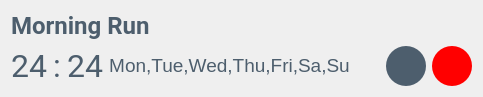
The window that ebreszto-alkalmazas/ui_files/alarm_widget.ui (friskodomi/ebreszto-alkalmazas-UIUX) describes before a commit, drawn with Qt 5.
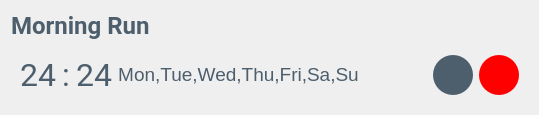
The same window after the commit. Icons and pictures are not drawn.

```diff
--- a/ebreszto-alkalmazas/ui_files/alarm_widget.ui
+++ b/ebreszto-alkalmazas/ui_files/alarm_widget.ui
@@ -6,89 +6,93 @@
    <rect>
     <x>0</x>
     <y>0</y>
-    <width>483</width>
-    <height>89</height>
+    <width>539</width>
+    <height>111</height>
    </rect>
   </property>
   <property name="windowTitle">
    <string>Form</string>
   </property>
   <layout class="QGridLayout" name="gridLayout">
-   <item row="1" column="4">
+   <item row="1" column="5">
+    <widget class="QWidget" name="widget" native="true">
+     <layout class="QHBoxLayout" name="horizontalLayout">
+      <item>
+       <widget class="QLabel" name="hour_label">
+        <property name="font">
+         <font>
+          <family>Roboto</family>
+          <pointsize>24</pointsize>
+         </font>
+        </property>
+        <property name="styleSheet">
+         <string notr="true">background-color: transparent;
+color: #4d5e6d;</string>
+        </property>
+        <property name="text">
+         <string>&lt;html&gt;&lt;head/&gt;&lt;body&gt;&lt;p align=&quot;center&quot;&gt;&lt;span style=&quot; font-size:24pt; color:#4d5e6d;&quot;&gt;24&lt;/span&gt;&lt;/p&gt;&lt;/body&gt;&lt;/html&gt;</string>
+        </property>
+       </widget>
+      </item>
+      <item>
+       <widget class="QLabel" name="hour_minute_separator">
+        <property name="font">
+         <font>
+          <family>Roboto</family>
+          <pointsize>24</pointsize>
+         </font>
+        </property>
+        <property name="styleSheet">
+         <string notr="true">background-color: transparent;
+color: #4d5e6d;</string>
+        </property>
+        <property name="text">
+         <string>&lt;html&gt;&lt;head/&gt;&lt;body&gt;&lt;p align=&quot;center&quot;&gt;&lt;span style=&quot; font-size:24pt; color:#4d5e6d;&quot;&gt;:&lt;/span&gt;&lt;/p&gt;&lt;/body&gt;&lt;/html&gt;</string>
+        </property>
+       </widget>
+      </item>
+      <item>
+       <widget class="QLabel" name="minute_label">
+        <property name="font">
+         <font>
+          <family>Roboto</family>
+          <pointsize>24</pointsize>
+         </font>
+        </property>
+        <property name="styleSheet">
+         <string notr="true">background-color: transparent;
+color: #4d5e6d;</string>
+        </property>
+        <property name="text">
+         <string>&lt;html&gt;&lt;head/&gt;&lt;body&gt;&lt;p align=&quot;center&quot;&gt;&lt;span style=&quot; font-size:24pt; color:#4d5e6d;&quot;&gt;24&lt;/span&gt;&lt;/p&gt;&lt;/body&gt;&lt;/html&gt;</string>
+        </property>
+       </widget>
+      </item>
+      <item>
+       <widget class="QLabel" name="days_repeat_label">
+        <property name="styleSheet">
+         <string notr="true">background-color: transparent;
+color: #4d5e6d;</string>
+        </property>
+        <property name="text">
+         <string>&lt;html&gt;&lt;head/&gt;&lt;body&gt;&lt;p align=&quot;center&quot;&gt;&lt;span style=&quot; font-size:14pt; color:#4d5e6d;&quot;&gt;Mon,Tue,Wed,Thu,Fri,Sa,Su&lt;/span&gt;&lt;/p&gt;&lt;/body&gt;&lt;/html&gt;</string>
+        </property>
+       </widget>
+      </item>
+      <item>
     <spacer name="horizontalSpacer">
      <property name="orientation">
       <enum>Qt::Horizontal</enum>
      </property>
      <property name="sizeHint" stdset="0">
       <size>
-       <width>60</width>
-       <height>20</height>
+          <width>65</width>
+          <height>37</height>
       </size>
      </property>
     </spacer>
    </item>
-   <item row="1" column="6">
-    <widget class="QPushButton" name="deleteAlarm_button">
-     <property name="minimumSize">
-      <size>
-       <width>40</width>
-       <height>40</height>
-      </size>
-     </property>
-     <property name="styleSheet">
-      <string notr="true">background-color: red;
-border-radius:20px;</string>
-     </property>
-     <property name="text">
-      <string/>
-     </property>
-     <property name="icon">
-      <iconset resource="icons_.qrc">
-       <normaloff>:/icon/icons/trash.png</normaloff>:/icon/icons/trash.png</iconset>
-     </property>
-     <property name="iconSize">
-      <size>
-       <width>20</width>
-       <height>20</height>
-      </size>
-     </property>
-    </widget>
-   </item>
-   <item row="1" column="0">
-    <widget class="QLabel" name="hour_label">
-     <property name="font">
-      <font>
-       <family>Roboto</family>
-       <pointsize>24</pointsize>
-      </font>
-     </property>
-     <property name="styleSheet">
-      <string notr="true">background-color: transparent;
-color: #4d5e6d;</string>
-     </property>
-     <property name="text">
-      <string>&lt;html&gt;&lt;head/&gt;&lt;body&gt;&lt;p align=&quot;center&quot;&gt;&lt;span style=&quot; font-size:24pt; color:#4d5e6d;&quot;&gt;24&lt;/span&gt;&lt;/p&gt;&lt;/body&gt;&lt;/html&gt;</string>
-     </property>
-    </widget>
-   </item>
-   <item row="1" column="2">
-    <widget class="QLabel" name="minute_label">
-     <property name="font">
-      <font>
-       <family>Roboto</family>
-       <pointsize>24</pointsize>
-      </font>
-     </property>
-     <property name="styleSheet">
-      <string notr="true">background-color: transparent;
-color: #4d5e6d;</string>
-     </property>
-     <property name="text">
-      <string>&lt;html&gt;&lt;head/&gt;&lt;body&gt;&lt;p align=&quot;center&quot;&gt;&lt;span style=&quot; font-size:24pt; color:#4d5e6d;&quot;&gt;24&lt;/span&gt;&lt;/p&gt;&lt;/body&gt;&lt;/html&gt;</string>
-     </property>
-    </widget>
-   </item>
-   <item row="1" column="5">
+      <item>
     <widget class="QPushButton" name="editAlarm_button">
      <property name="minimumSize">
       <size>
@@ -115,35 +119,37 @@
      </property>
     </widget>
    </item>
-   <item row="1" column="1">
-    <widget class="QLabel" name="hour_minute_separator">
-     <property name="font">
-      <font>
-       <family>Roboto</family>
-       <pointsize>24</pointsize>
-      </font>
+      <item>
+       <widget class="QPushButton" name="deleteAlarm_button">
+        <property name="minimumSize">
+         <size>
+          <width>40</width>
+          <height>40</height>
+         </size>
      </property>
      <property name="styleSheet">
-      <string notr="true">background-color: transparent;
-color: #4d5e6d;</string>
+         <string notr="true">background-color: red;
+border-radius:20px;</string>
      </property>
      <property name="text">
-      <string>&lt;html&gt;&lt;head/&gt;&lt;body&gt;&lt;p align=&quot;center&quot;&gt;&lt;span style=&quot; font-size:24pt; color:#4d5e6d;&quot;&gt;:&lt;/span&gt;&lt;/p&gt;&lt;/body&gt;&lt;/html&gt;</string>
-     </property>
-    </widget>
-   </item>
-   <item row="1" column="3">
-    <widget class="QLabel" name="days_repeat_label">
-     <property name="styleSheet">
-      <string notr="true">background-color: transparent;
-color: #4d5e6d;</string>
-     </property>
-     <property name="text">
-      <string>&lt;html&gt;&lt;head/&gt;&lt;body&gt;&lt;p align=&quot;center&quot;&gt;&lt;span style=&quot; font-size:14pt; color:#4d5e6d;&quot;&gt;Mon,Tue,Wed,Thu,Fri,Sa,Su&lt;/span&gt;&lt;/p&gt;&lt;/body&gt;&lt;/html&gt;</string>
+         <string/>
+        </property>
+        <property name="icon">
+         <iconset resource="icons_.qrc">
+          <normaloff>:/icon/icons/trash.png</normaloff>:/icon/icons/trash.png</iconset>
+        </property>
+        <property name="iconSize">
+         <size>
+          <width>20</width>
+          <height>20</height>
+         </size>
      </property>
     </widget>
    </item>
-   <item row="0" column="0" colspan="5">
+     </layout>
+    </widget>
+   </item>
+   <item row="0" column="5">
     <widget class="QLabel" name="alarm_name">
      <property name="font">
       <font>
```
Left out of the diff: 4 changed lines with no effect on the pictures. Lines whose indentation alone changed are shown as unchanged.
